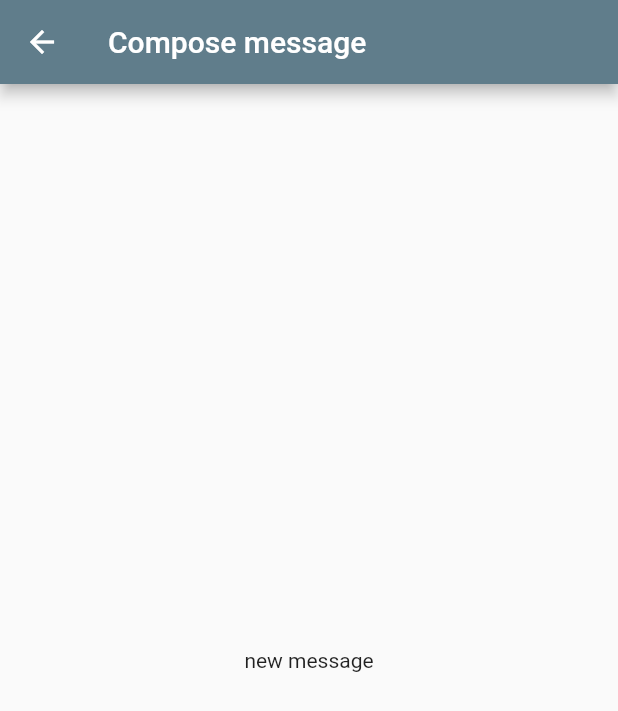
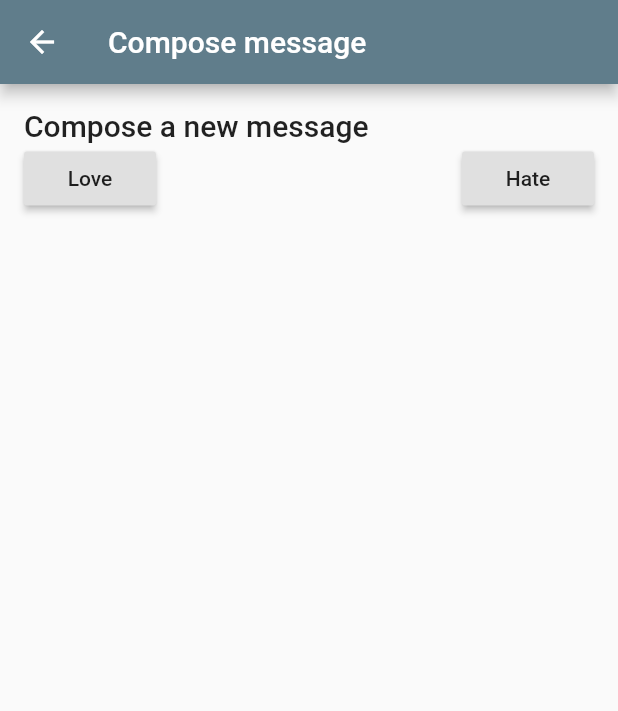
Before and after one commit to Zims/emailapp, a Flutter app: the screen it shows after launch, after a tap on the "add" icon, on a phone screen of 412 x 824 dp. Shown: the top 711 px of the screen. Run offline on Flutter 3.47's test engine with Material 2 defaults, Android fonts, the phone set to English and light mode, and no system bars; generated files the repository leaves out were written again; network calls fail.

Commit message:
data between screens

```diff
--- /dev/null
+++ b/lib/ComposeButton.dart
@@ -0,0 +1,25 @@
+import 'package:flutter/material.dart';
+
+import 'MessageCompose.dart';
+
+class ComposeButton extends StatelessWidget {
+  @override
+  Widget build(BuildContext context) {
+    return FloatingActionButton(
+      child: Icon(Icons.add),
+      onPressed: () async {
+        String intention = await Navigator.push(
+            context,
+            MaterialPageRoute(
+                builder: (BuildContext context) => MessageCompose()));
+
+        Scaffold.of(context).showSnackBar(
+          SnackBar(
+            content: Text(intention),
+            backgroundColor: Colors.green,
+          ),
+        );
+      },
+    );
+  }
+}
--- a/lib/MessageCompose.dart
+++ b/lib/MessageCompose.dart
@@ -7,8 +7,34 @@ class MessageCompose extends StatelessWidget {
       appBar: AppBar(
         title: Text('Compose message'),
       ),
-      body: Center(
-        child: Text('new message'),
+      body: Padding(
+        padding: const EdgeInsets.all(16.0),
+        child: Container(
+            child: Column(
+          crossAxisAlignment: CrossAxisAlignment.start,
+          children: <Widget>[
+            Text("Compose a new message",
+                style: Theme.of(context).textTheme.title),
+            Row(
+              mainAxisAlignment: MainAxisAlignment.spaceBetween,
+              children: <Widget>[
+                RaisedButton(
+                  child: Text("Love"),
+                  onPressed: () {
+                    Navigator.pop(context, "Love");
+                  },
+                ),
+                RaisedButton(
+                  child: Text("Hate"),
+                  onPressed: () {
+                    Navigator.pop(context, "Hate");
+
+                  },
+                ),
+              ],
+            )
+          ],
+        )),
       ),
     );
   }
--- a/lib/MessageDetail.dart
+++ b/lib/MessageDetail.dart
@@ -13,8 +13,11 @@ class MessageDetail extends StatelessWidget {
       appBar: AppBar(
         title: Text(this.subject),
       ),
-      body: Center(
-        child: Text(this.body),
+      body: Padding(
+        padding: const EdgeInsets.all(16.0),
+        child: Center(
+          child: Text(this.body),
+        ),
       ),
     );
   }
--- a/lib/MessageList.dart
+++ b/lib/MessageList.dart
@@ -1,5 +1,6 @@
 import 'dart:convert';
 
+import 'package:emailapp/ComposeButton.dart';
 import 'package:flutter/material.dart';
 import 'Message.dart';
 import 'MessageCompose.dart';
@@ -94,15 +95,7 @@ class _MessageListState extends State<MessageList> {
           }
         },
       ),
-      floatingActionButton: FloatingActionButton(
-        child: Icon(Icons.add),
-        onPressed: () {
-          Navigator.push(
-              context,
-              MaterialPageRoute(
-                  builder: (BuildContext context) => MessageCompose()));
-        },
-      ),
+      floatingActionButton: ComposeButton(),
     );
   }
 }
```
